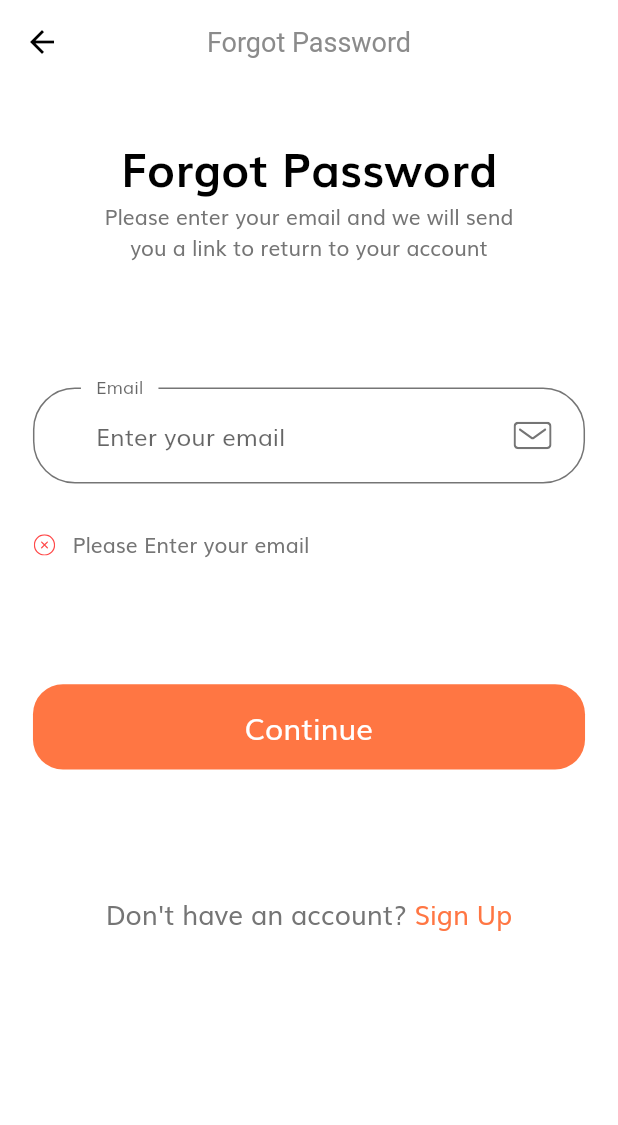
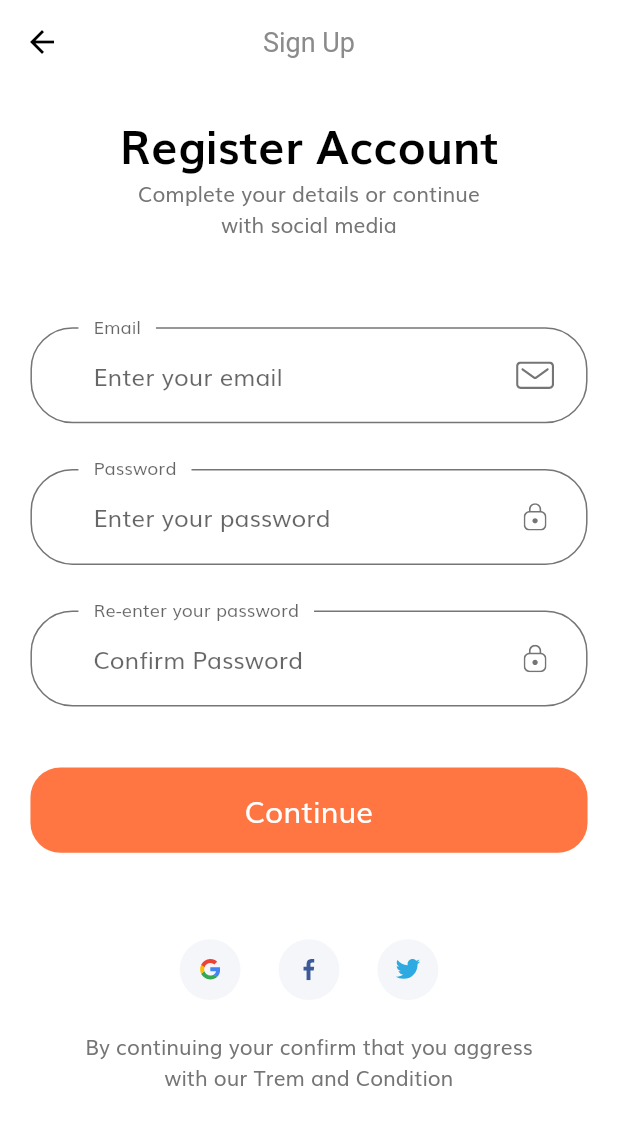
Before and after one commit to kaungphyowai/flutter_e_commerce_ui, a Flutter app: the ForgotPassword screen opened by its route, after a tap on "Continue", after a tap on "Sign Up", on a phone screen of 412 x 824 dp. Shown: the top 1125 px of the screen. Run offline on Flutter 3.47's test engine with Material 2 defaults, Android fonts, the phone set to English and light mode, and no system bars; our stand-ins replace flutter_svg.

Commit message:
SignUp Page Complete

```diff
--- a/lib/components/no_account_text.dart
+++ b/lib/components/no_account_text.dart
@@ -1,8 +1,8 @@
 import 'package:flutter/material.dart';
-import 'package:flutter_e_commerce_ui/screens/forget_password/forget_password.dart';
 
 import '../constants.dart';
 import '../size_config.dart';
+import 'package:flutter_e_commerce_ui/screens/sign_up/sign_up_screen.dart';
 
 class NoAccountText extends StatelessWidget {
   const NoAccountText({
@@ -19,7 +19,7 @@ class NoAccountText extends StatelessWidget {
           style: TextStyle(fontSize: getProportionateScreenWidth(16)),
         ),
         GestureDetector(
-          onTap: () {},
+          onTap: () => Navigator.pushNamed(context, SignUp.routeName),
           child: Text(
             "Sign Up",
             style: TextStyle(
--- a/lib/constants.dart
+++ b/lib/constants.dart
@@ -1,4 +1,5 @@
 import 'package:flutter/material.dart';
+import 'package:flutter_e_commerce_ui/size_config.dart';
 // import 'package:shop_app/size_config.dart';
 
 const kPrimaryColor = Color(0xFFFF7643);
@@ -13,12 +14,12 @@ const kTextColor = Color(0xFF757575);
 
 const kAnimationDuration = Duration(milliseconds: 200);
 
-// final headingStyle = TextStyle(
-//   fontSize: getProportionateScreenWidth(28),
-//   fontWeight: FontWeight.bold,
-//   color: Colors.black,
-//   height: 1.5,
-// );
+final headingStyle = TextStyle(
+  fontSize: getProportionateScreenWidth(28),
+  fontWeight: FontWeight.bold,
+  color: Colors.black,
+  height: 1.5,
+);
 
 // const defaultDuration = Duration(milliseconds: 250);
 
--- a/lib/route.dart
+++ b/lib/route.dart
@@ -2,6 +2,7 @@ import 'package:flutter/widgets.dart';
 import 'package:flutter_e_commerce_ui/screens/forget_password/forget_password.dart';
 import 'package:flutter_e_commerce_ui/screens/login_success/login_success.dart';
 import 'package:flutter_e_commerce_ui/screens/sign_in/sign_in_screen.dart';
+import 'package:flutter_e_commerce_ui/screens/sign_up/sign_up_screen.dart';
 import 'package:flutter_e_commerce_ui/screens/splash/splash_screen.dart';
 
 final Map<String, WidgetBuilder> routes = {
@@ -9,4 +10,5 @@ final Map<String, WidgetBuilder> routes = {
   SignInScreen.routeName: (context) => SignInScreen(),
   ForgotPassword.routeName: (context) => ForgotPassword(),
   LoginSuccess.routeName: (context) => LoginSuccess(),
+  SignUp.routeName: (context) => SignUp(),
 };
--- a/lib/screens/forget_password/components/body.dart
+++ b/lib/screens/forget_password/components/body.dart
@@ -2,7 +2,6 @@ import 'package:flutter/material.dart';
 import 'package:flutter_e_commerce_ui/components/default_button.dart';
 import 'package:flutter_e_commerce_ui/components/form_error.dart';
 import 'package:flutter_e_commerce_ui/components/no_account_text.dart';
-import 'package:flutter_e_commerce_ui/screens/forget_password/forget_password.dart';
 import 'package:flutter_e_commerce_ui/screens/sign_in/components/custom_suffix_icon.dart';
 import 'package:flutter_e_commerce_ui/size_config.dart';
 
--- a/lib/screens/sign_in/components/body.dart
+++ b/lib/screens/sign_in/components/body.dart
@@ -1,8 +1,6 @@
 import 'package:flutter/material.dart';
 import 'package:flutter_e_commerce_ui/components/no_account_text.dart';
 import 'package:flutter_e_commerce_ui/components/social_card.dart';
-import 'package:flutter_e_commerce_ui/constants.dart';
-import 'package:flutter_e_commerce_ui/screens/forget_password/forget_password.dart';
 import 'package:flutter_e_commerce_ui/screens/sign_in/components/sign_in_form.dart';
 import 'package:flutter_e_commerce_ui/size_config.dart';
 
--- /dev/null
+++ b/lib/screens/sign_up/components/body.dart
@@ -0,0 +1,54 @@
+import 'package:flutter/material.dart';
+import 'package:flutter_e_commerce_ui/components/social_card.dart';
+import '../../../size_config.dart';
+import 'package:flutter_e_commerce_ui/constants.dart';
+import 'package:flutter_e_commerce_ui/screens/sign_up/components/sign_up_form.dart';
+
+class Body extends StatelessWidget {
+  @override
+  Widget build(BuildContext context) {
+    return SizedBox(
+      width: double.infinity,
+      child: SingleChildScrollView(
+        child: Column(
+          children: [
+            SizedBox(height: SizeConfig.screenHeight * 0.02),
+            Text(
+              'Register Account',
+              style: headingStyle,
+            ),
+            Text(
+              "Complete your details or continue \nwith social media",
+              textAlign: TextAlign.center,
+            ),
+            SizedBox(height: SizeConfig.screenHeight * 0.07),
+            SignUpForm(),
+            SizedBox(height: SizeConfig.screenHeight * 0.07),
+            Row(
+              mainAxisAlignment: MainAxisAlignment.center,
+              children: [
+                SocialCard(
+                  icon: 'assets/icons/google-icon.svg',
+                  press: () {},
+                ),
+                SocialCard(
+                  icon: 'assets/icons/facebook-2.svg',
+                  press: () {},
+                ),
+                SocialCard(
+                  icon: 'assets/icons/twitter.svg',
+                  press: () {},
+                ),
+              ],
+            ),
+            SizedBox(height: getProportionateScreenHeight(20)),
+            Text(
+              'By continuing your confirm that you aggress \nwith our Trem and Condition',
+              textAlign: TextAlign.center,
+            )
+          ],
+        ),
+      ),
+    );
+  }
+}
--- /dev/null
+++ b/lib/screens/sign_up/components/sign_up_form.dart
@@ -0,0 +1,162 @@
+import 'package:flutter/material.dart';
+import 'package:flutter_e_commerce_ui/components/default_button.dart';
+import 'package:flutter_e_commerce_ui/components/form_error.dart';
+import 'package:flutter_e_commerce_ui/screens/sign_in/components/custom_suffix_icon.dart';
+
+import '../../../constants.dart';
+import '../../../size_config.dart';
+
+class SignUpForm extends StatefulWidget {
+  @override
+  _SignUpFormState createState() => _SignUpFormState();
+}
+
+class _SignUpFormState extends State<SignUpForm> {
+  String email, password, confirmedPassword;
+  List<String> errors = [];
+  final _formkey = GlobalKey<FormState>();
+  @override
+  Widget build(BuildContext context) {
+    void addError(error) {
+      return setState(() {
+        errors.add(error);
+      });
+    }
+
+    void removeError(error) {
+      return setState(() {
+        errors.remove(error);
+      });
+    }
+
+    return Form(
+      key: _formkey,
+      child: Padding(
+        padding:
+            EdgeInsets.symmetric(horizontal: getProportionateScreenHeight(20)),
+        child: Column(
+          children: [
+            buildEmailFormField(removeError, addError),
+            SizedBox(height: getProportionateScreenHeight(30)),
+            buildPassFormField(removeError, addError),
+            SizedBox(height: getProportionateScreenHeight(30)),
+            buildConfirmedPasswordFormField(removeError, addError),
+            FormError(errors: errors),
+            SizedBox(height: getProportionateScreenHeight(40)),
+            DefaultButton(
+              text: "Continue",
+              press: () {
+                if (_formkey.currentState.validate()) {
+                  //Go to complete profile
+                }
+              },
+            )
+          ],
+        ),
+      ),
+    );
+  }
+
+  TextFormField buildConfirmedPasswordFormField(
+      void removeError(dynamic error), void addError(dynamic error)) {
+    return TextFormField(
+      onSaved: (newValue) => confirmedPassword = newValue,
+      onChanged: (value) {
+        confirmedPassword = value;
+        if (password == confirmedPassword) {
+          removeError(kMatchPassError);
+        }
+        return null;
+      },
+      obscureText: true,
+      validator: (value) {
+        if (value.isEmpty) {
+          return "";
+        } else if (password != confirmedPassword &&
+            !errors.contains(kMatchPassError)) {
+          addError(kMatchPassError);
+        }
+        return null;
+      },
+      decoration: InputDecoration(
+        floatingLabelBehavior: FloatingLabelBehavior.always,
+        hintText: "Confirm Password",
+        labelText: 'Re-enter your password',
+        suffixIcon: CustomSuffixIcon(
+          icon: 'assets/icons/Lock.svg',
+        ),
+      ),
+    );
+  }
+
+  TextFormField buildPassFormField(
+      void removeError(dynamic error), void addError(dynamic error)) {
+    return TextFormField(
+      onSaved: (newValue) => password = newValue,
+      onChanged: (value) {
+        if (value.isNotEmpty && errors.contains(kPassNullError)) {
+          removeError(kPassNullError);
+        } else if (value.length >= 8 && errors.contains(kShortPassError)) {
+          removeError(kShortPassError);
+        }
+        password = value;
+        return null;
+      },
+      obscureText: true,
+      validator: (value) {
+        if (value.isEmpty && !errors.contains(kPassNullError)) {
+          addError(kPassNullError);
+        } else if (value.length < 8 && !errors.contains(kShortPassError)) {
+          addError(kShortPassError);
+        }
+        return null;
+      },
+      decoration: InputDecoration(
+        floatingLabelBehavior: FloatingLabelBehavior.always,
+        hintText: "Enter your password",
+        labelText: 'Password',
+        suffixIcon: CustomSuffixIcon(
+          icon: 'assets/icons/Lock.svg',
+        ),
+      ),
+    );
+  }
+
+  TextFormField buildEmailFormField(
+      void removeError(dynamic error), void addError(dynamic error)) {
+    return TextFormField(
+      onSaved: (newValue) => email = newValue,
+      onChanged: (value) {
+        if (value.isNotEmpty && errors.contains(kEmailNullError)) {
+          removeError(kEmailNullError);
+          return '';
+        } else if (emailValidatorRegExp.hasMatch(value) &&
+            errors.contains(kInvalidEmailError)) {
+          removeError(kInvalidEmailError);
+          return '';
+        }
+        return null;
+      },
+      validator: (value) {
+        if (value.isEmpty && !errors.contains(kEmailNullError)) {
+          addError(kEmailNullError);
+          return '';
+        } else if (!emailValidatorRegExp.hasMatch(value) &&
+            !errors.contains(kInvalidEmailError)) {
+          addError(kInvalidEmailError);
+          return '';
+        }
+        return null;
+      },
+      keyboardType: TextInputType.emailAddress,
+      decoration: InputDecoration(
+        floatingLabelBehavior: FloatingLabelBehavior.always,
+        hintText: "Enter your email",
+        labelText: 'Email',
+        suffixIcon: CustomSuffixIcon(
+          icon: 'assets/icons/Mail.svg',
+        ),
+      ),
+    );
+  }
+}
--- /dev/null
+++ b/lib/screens/sign_up/sign_up_screen.dart
@@ -0,0 +1,16 @@
+import 'package:flutter/material.dart';
+import 'components/body.dart';
+
+class SignUp extends StatelessWidget {
+  static String routeName = "/signup";
+  @override
+  Widget build(BuildContext context) {
+    return Scaffold(
+      appBar: AppBar(
+        title: Text('Sign Up'),
+        centerTitle: true,
+      ),
+      body: Body(),
+    );
+  }
+}
```
Also changed, not shown: lib/screens/sign_in/components/sign_in_form.dart (+20 -24 lines).
